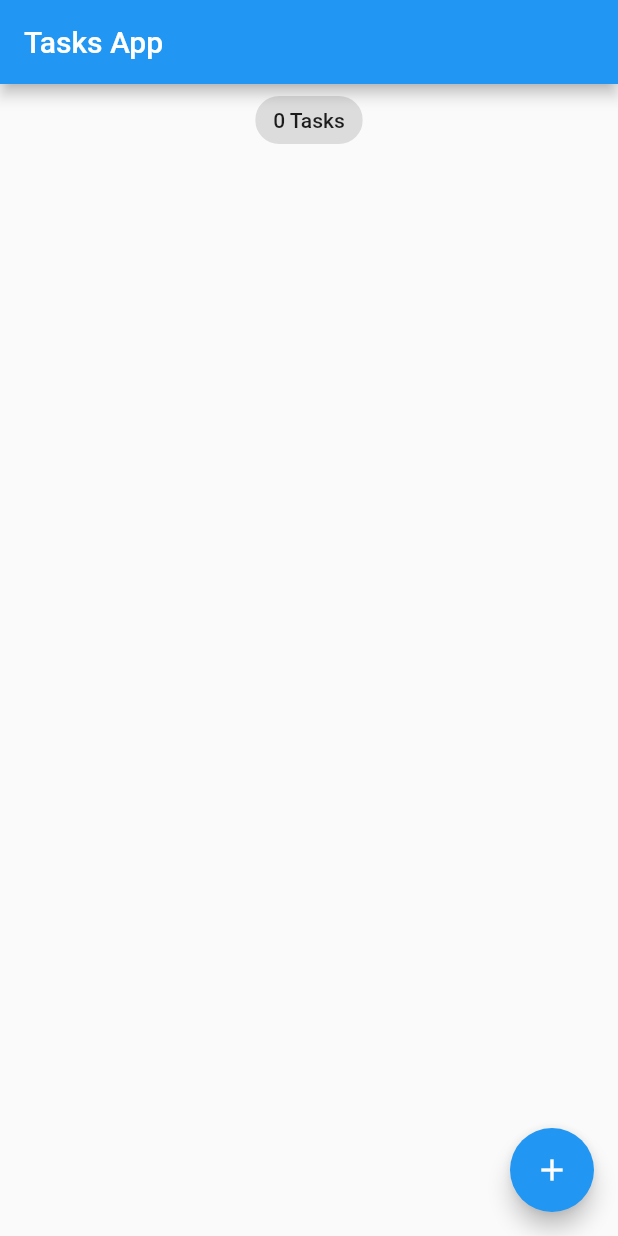
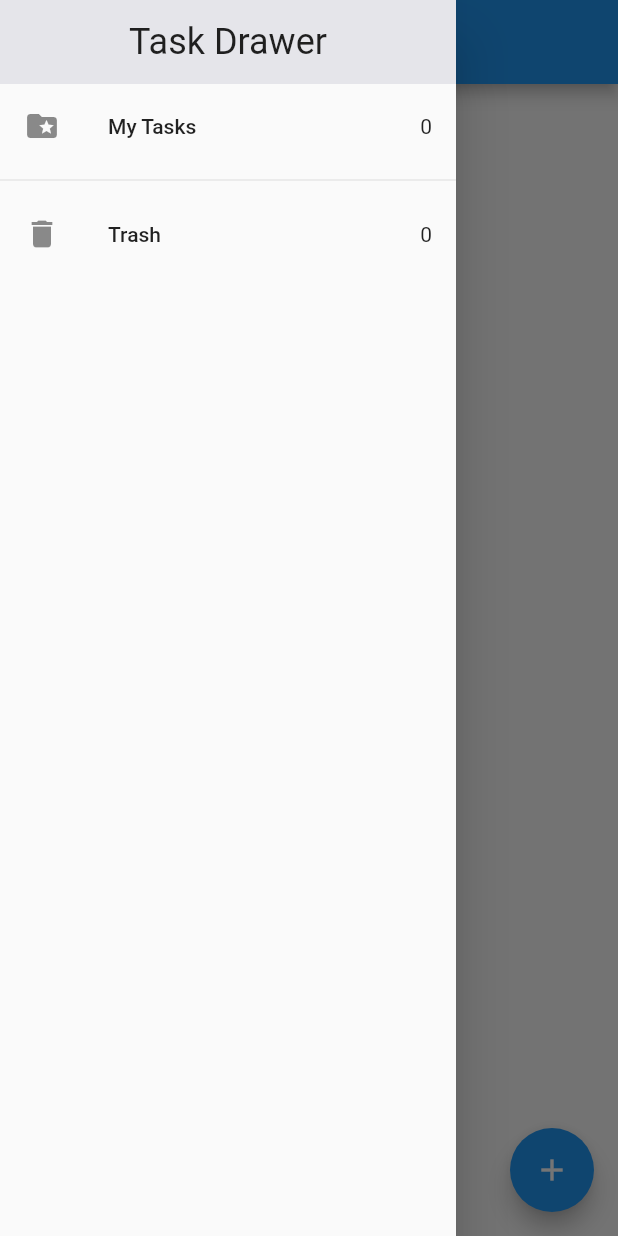
Before and after one commit to alinbabu2010/TasksApp, a Flutter app: the screen it shows after launch, with the side drawer open (before the commit the screen has no drawer), on a phone screen of 412 x 824 dp. Run offline on Flutter 3.47's test engine with Material 2 defaults, Android fonts, the phone set to English and light mode, and no system bars; our stand-ins replace equatable, flutter_bloc, hydrated_bloc.

Commit message:
Add drawer to tasks_screen.dart

```diff
--- a/lib/screens/tasks_screen.dart
+++ b/lib/screens/tasks_screen.dart
@@ -1,6 +1,7 @@
 import 'dart:io';
 
 import 'package:flutter/material.dart';
+import 'package:tasks_app/screens/task_drawer.dart';
 
 import '../blocs/bloc_exports.dart';
 import '../widgets/tasks_list.dart';
@@ -57,6 +58,7 @@ class _TasksScreenState extends State<TasksScreen> {
               TasksList(taskList: state.allTasks)
             ],
           ),
+          drawer: const TaskDrawer(),
           floatingActionButton: Platform.isAndroid
               ? FloatingActionButton(
                   onPressed: () => _addTasks(context),
```
